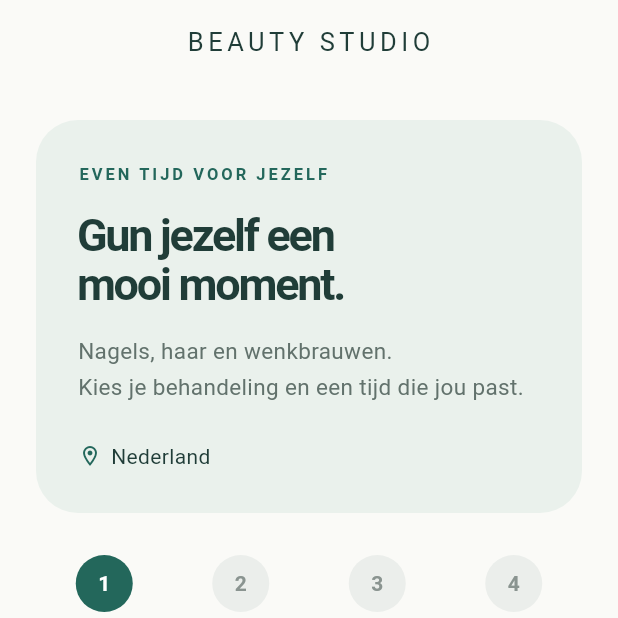
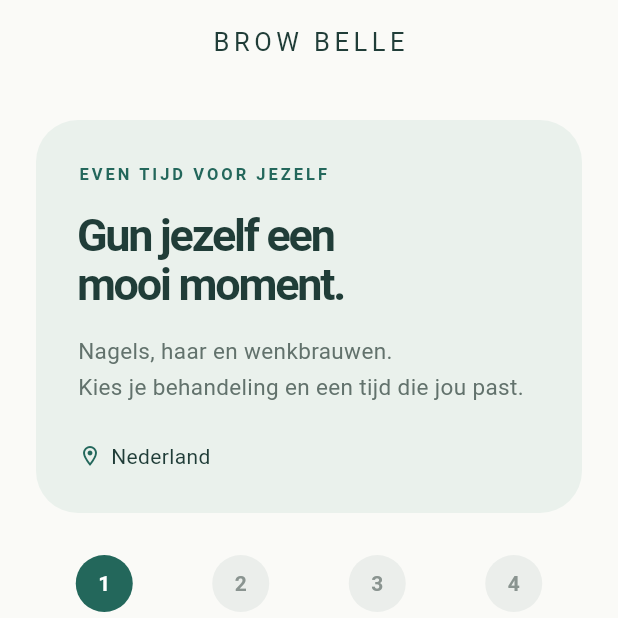
Before and after one commit to unalcan123/beauty-booking-app, a Flutter app: the screen it shows after launch, on a phone screen of 412 x 824 dp, the top half of it. Run offline on Flutter 3.47's test engine with Material 3 defaults, Android fonts, the phone set to English and light mode, and no system bars; our stand-ins replace supabase_flutter; accounts and stored records are empty.

Commit message:
Rename the salon to Brow Belle
Co-Authored-By: Claude Opus 5.5 <noreply@anthropic.com>

```diff
--- a/lib/admin_portal.dart
+++ b/lib/admin_portal.dart
@@ -67,7 +67,7 @@ class _AdminPortalState extends State<AdminPortal> {
     });
   }
   Widget shell(Widget child) => Scaffold(backgroundColor: const Color(0xFFF7F5FA),
-    appBar: AppBar(title: const Text('Beauty Studio • Beheer')),
+    appBar: AppBar(title: const Text('Brow Belle • Beheer')),
     body: Center(child: SingleChildScrollView(padding: const EdgeInsets.all(24), child: SizedBox(width: 420,
       child: Card(child: Padding(padding: const EdgeInsets.all(32), child: child))))));
 }
@@ -147,7 +147,7 @@ class _AdminDashboardState extends State<AdminDashboard> {
   };
   @override
   Widget build(BuildContext context) => Scaffold(backgroundColor: const Color(0xFFF7F5FA),
-    appBar: AppBar(title: const Text('Beauty Studio • Dashboard'), actions: [
+    appBar: AppBar(title: const Text('Brow Belle • Dashboard'), actions: [
       IconButton(tooltip: 'Vernieuwen', onPressed: () => setState(refresh), icon: const Icon(Icons.refresh)),
       TextButton.icon(onPressed: () => Supabase.instance.client.auth.signOut(), icon: const Icon(Icons.logout), label: const Text('Uitloggen')), const SizedBox(width: 16),
     ]),
--- a/lib/cancel_page.dart
+++ b/lib/cancel_page.dart
@@ -47,7 +47,7 @@ class _CancelPageState extends State<CancelPage> {
 
   @override
   Widget build(BuildContext context) => Scaffold(
-    appBar: AppBar(title: const Text('BEAUTY STUDIO', style: TextStyle(letterSpacing: 3, fontSize: 17)),
+    appBar: AppBar(title: const Text('BROW BELLE', style: TextStyle(letterSpacing: 3, fontSize: 17)),
       backgroundColor: const Color(0xFFFAF7F5), centerTitle: true),
     body: Center(child: SingleChildScrollView(padding: const EdgeInsets.all(24), child: SizedBox(width: 460,
       child: Card(child: Padding(padding: const EdgeInsets.all(32), child: FutureBuilder<Map<String, dynamic>?>(
--- a/lib/main.dart
+++ b/lib/main.dart
@@ -16,7 +16,7 @@ class BeautyApp extends StatelessWidget {
   @override
   Widget build(BuildContext context) => MaterialApp(
     debugShowCheckedModeBanner: false,
-    title: 'Beauty Studio',
+    title: 'Brow Belle',
     theme: ThemeData(useMaterial3: true,
       colorScheme: ColorScheme.fromSeed(seedColor: accent),
       scaffoldBackgroundColor: const Color(0xFFFAFAF7)),
@@ -132,7 +132,7 @@ class _BookingPageState extends State<BookingPage> {
 
   @override
   Widget build(BuildContext context) => Scaffold(
-    appBar: AppBar(title: const Text('BEAUTY STUDIO', style: TextStyle(letterSpacing: 3, fontSize: 17)),
+    appBar: AppBar(title: const Text('BROW BELLE', style: TextStyle(letterSpacing: 3, fontSize: 17)),
       backgroundColor: const Color(0xFFFAFAF7), foregroundColor: ink, centerTitle: true, elevation: 0),
     body: Center(child: ConstrainedBox(constraints: const BoxConstraints(maxWidth: 1100),
       child: ListView(padding: const EdgeInsets.all(24), children: [
--- a/pubspec.yaml
+++ b/pubspec.yaml
@@ -1,5 +1,5 @@
 name: beauty_booking
-description: Beauty Studio online appointment booking
+description: Brow Belle online appointment booking
 publish_to: none
 version: 1.0.0+1
 environment:
```
Also changed, not shown: 4 other files.
